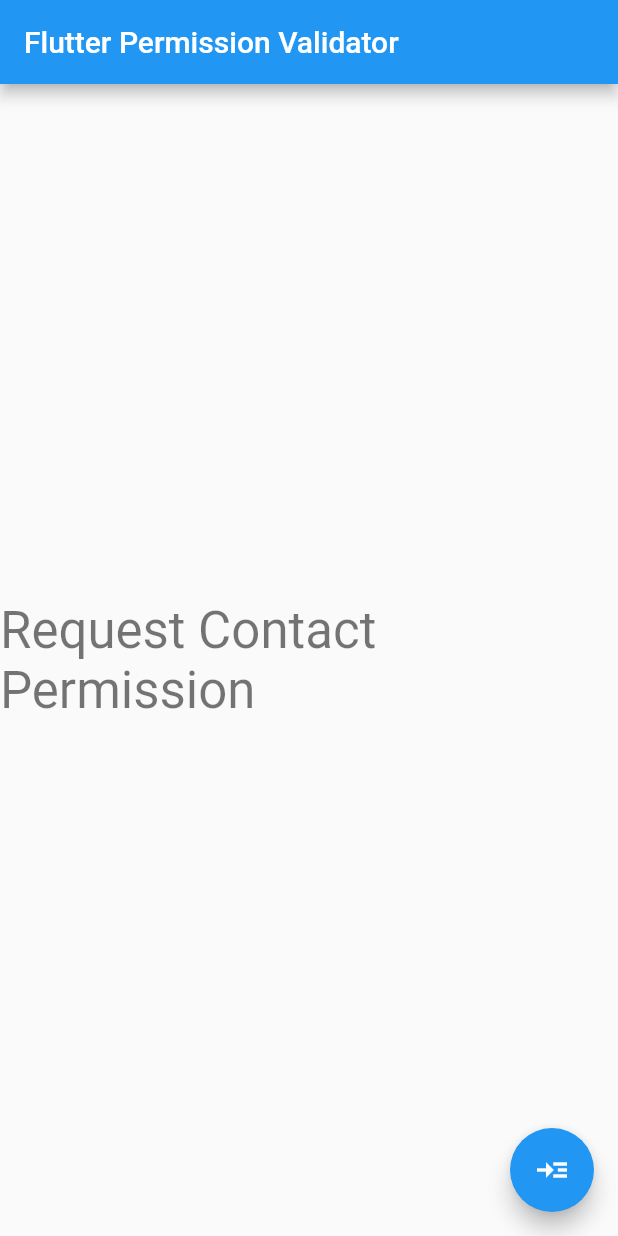
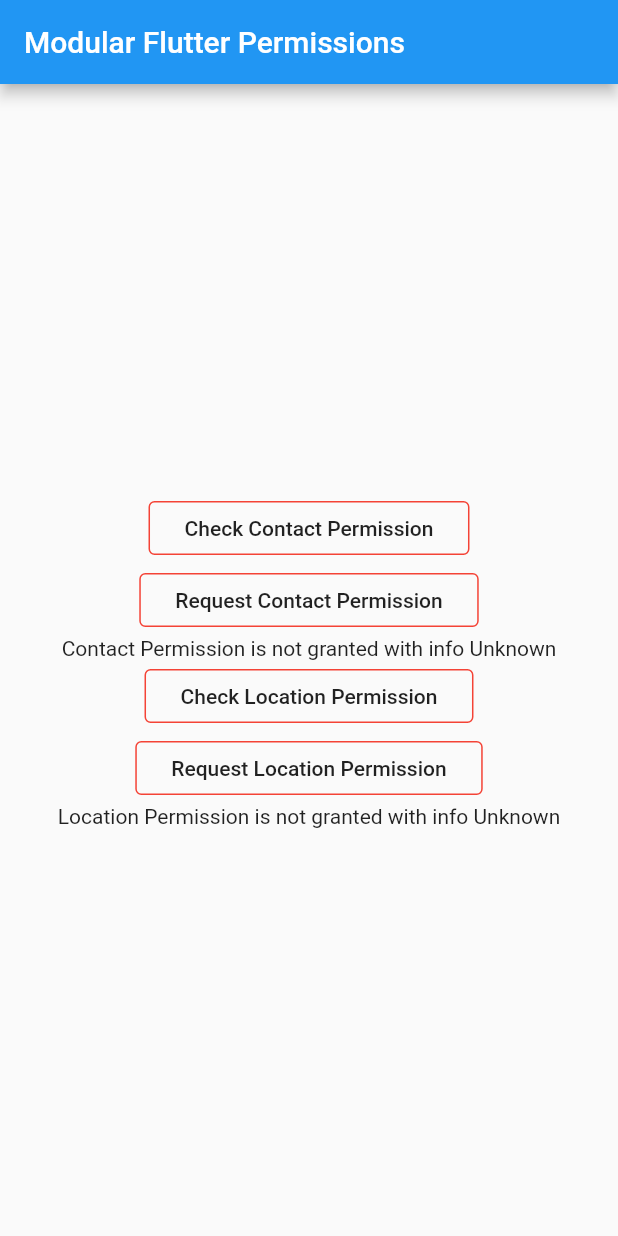
Before and after one commit to chillbrodev/modular_app_permissions, a Flutter app: the screen it shows after launch, on a phone screen of 412 x 824 dp. Run offline on Flutter 3.47's test engine with Material 2 defaults, Android fonts, the phone set to English and light mode, and no system bars.

Commit message:
Define an example for checking and requesting location or contact

```diff
--- a/example/lib/main.dart
+++ b/example/lib/main.dart
@@ -14,7 +14,7 @@ class MyApp extends StatelessWidget {
         primarySwatch: Colors.blue,
         visualDensity: VisualDensity.adaptivePlatformDensity,
       ),
-      home: MyHomePage(title: 'Flutter Permission Validator'),
+      home: MyHomePage(title: 'Modular Flutter Permissions'),
     );
   }
 }
@@ -29,6 +29,10 @@ class MyHomePage extends StatefulWidget {
 }
 
 class _MyHomePageState extends State<MyHomePage> {
+  ModularPermissionInfo _contactPermissionStatus =
+      ModularPermissionInfo(false, 'Unknown');
+  ModularPermissionInfo _locationPermissionStatus =
+      ModularPermissionInfo(false, 'Unknown');
 
   @override
   Widget build(BuildContext context) {
@@ -40,20 +44,94 @@ class _MyHomePageState extends State<MyHomePage> {
         child: Column(
           mainAxisAlignment: MainAxisAlignment.center,
           children: <Widget>[
+            OutlineButton(
+              shape: RoundedRectangleBorder(
+                  borderRadius: BorderRadius.circular(4.0)),
+              borderSide: BorderSide(color: Colors.red),
+              child: Padding(
+                padding: const EdgeInsets.all(8.0),
+                child: Text(
+                  'Check Contact Permission',
+                  style: Theme.of(context).textTheme.button,
+                  textAlign: TextAlign.center,
+                ),
+              ),
+              onPressed: () async {
+                final info = await ModularPermissions.checkPermissionStatusByType(
+                    PermissionType.WRITE_CONTACTS);
+                setState(() {
+                  _contactPermissionStatus = info;
+                });
+              },
+            ),
+            OutlineButton(
+              shape: RoundedRectangleBorder(
+                  borderRadius: BorderRadius.circular(4.0)),
+              borderSide: BorderSide(color: Colors.red),
+              child: Padding(
+                padding: const EdgeInsets.all(8.0),
+                child: Text(
+                  'Request Contact Permission',
+                  style: Theme.of(context).textTheme.button,
+                  textAlign: TextAlign.center,
+                ),
+              ),
+              onPressed: () async {
+                final info = await ModularPermissions.requestPermissionByType(
+                        PermissionType.WRITE_CONTACTS);
+                setState(() {
+                  _contactPermissionStatus = info;
+                });
+              },
+            ),
             Text(
-              'Request Contact Permission',
-              style: Theme.of(context).textTheme.headline4,
+                'Contact Permission is ${_contactPermissionStatus.granted ? 'granted' : 'not granted'} with info ${_contactPermissionStatus.info}'),
+            OutlineButton(
+              shape: RoundedRectangleBorder(
+                  borderRadius: BorderRadius.circular(4.0)),
+              borderSide: BorderSide(color: Colors.red),
+              child: Padding(
+                padding: const EdgeInsets.all(8.0),
+                child: Text(
+                  'Check Location Permission',
+                  style: Theme.of(context).textTheme.button,
+                  textAlign: TextAlign.center,
+                ),
+              ),
+              onPressed: () async {
+
+                final info = await ModularPermissions.checkPermissionStatusByType(
+                    PermissionType.LOCATION_ALWAYS);
+                setState(() {
+                  _locationPermissionStatus = info;
+                });
+              },
             ),
+            OutlineButton(
+              shape: RoundedRectangleBorder(
+                  borderRadius: BorderRadius.circular(4.0)),
+              borderSide: BorderSide(color: Colors.red),
+              child: Padding(
+                padding: const EdgeInsets.all(8.0),
+                child: Text(
+                  'Request Location Permission',
+                  style: Theme.of(context).textTheme.button,
+                  textAlign: TextAlign.center,
+                ),
+              ),
+              onPressed: () async {
+
+                final info = await ModularPermissions.requestPermissionByType(
+                    PermissionType.LOCATION_ALWAYS);
+                setState(() {
+                  _locationPermissionStatus = info;
+                });
+              },
+            ),
+            Text(
+                'Location Permission is ${_locationPermissionStatus.granted ? 'granted' : 'not granted'} with info ${_locationPermissionStatus.info}'),
           ],
         ),
-      ),
-      floatingActionButton: FloatingActionButton(
-        onPressed: () async {
-          final contactPermissionStatus = await ModularPermissions.checkPermissionStatusByType(PermissionType.WRITE_CONTACTS);
-          print(contactPermissionStatus.toString());
-        },
-        tooltip: 'Request Contact Permission',
-        child: Icon(Icons.read_more_sharp),
       ),
     );
   }
--- a/lib/modular_permissions.dart
+++ b/lib/modular_permissions.dart
@@ -2,13 +2,9 @@
 import 'package:flutter/services.dart';
 
 class ModularPermissions {
-  static const MethodChannel _channel = MethodChannel('modularPermissions');
   static const MethodChannel _channelLocation = MethodChannel('modularLocationPermissions');
   static const MethodChannel _channelContact = MethodChannel('modularContactPermissions');
 
-  static Future<void> generate() async {
-    _channel.invokeMethod("generate");
-  }
 
   static Future<ModularPermissionInfo> checkPermissionStatusByType(
       PermissionType type) async {
@@ -18,7 +14,7 @@ class ModularPermissions {
     try {
       final Map<dynamic, dynamic> requestInfo =
       await channel.invokeMethod(methodName);
-      return ModularPermissionInfo(requestInfo['granted'] ?? false, requestInfo['info'] ?? '');
+      return ModularPermissionInfo(requestInfo['granted'] ?? false, requestInfo['info'] ?? 'No information was provided.');
     } catch (err) {
       return ModularPermissionInfo(false,
           '$type request can not be handled. Do you have the correct permission module installed for $type?');
@@ -28,7 +24,6 @@ class ModularPermissions {
   static Future<ModularPermissionInfo> requestPermissionByType(PermissionType type) async {
     var methodName = 'request${getMethodNameFromType(type)}';
     var channel = getChannelFromType(type);
-    print('MethodName: $methodName');
     try {
       final Map<dynamic, dynamic> requestInfo =
       await channel.invokeMethod(methodName);
@@ -40,9 +35,9 @@ class ModularPermissions {
     }
   }
 
-  static Future<void> openAppSettings() async {
+  static Future<void> openAppSettingsByType(PermissionType type) async {
     try {
-      await _channel.invokeMethod('openAppSettings');
+      await getChannelFromType(type).invokeMethod('openAppSettings');
     } catch (err) {}
   }
 
```
Also changed, not shown: 2 other files.
